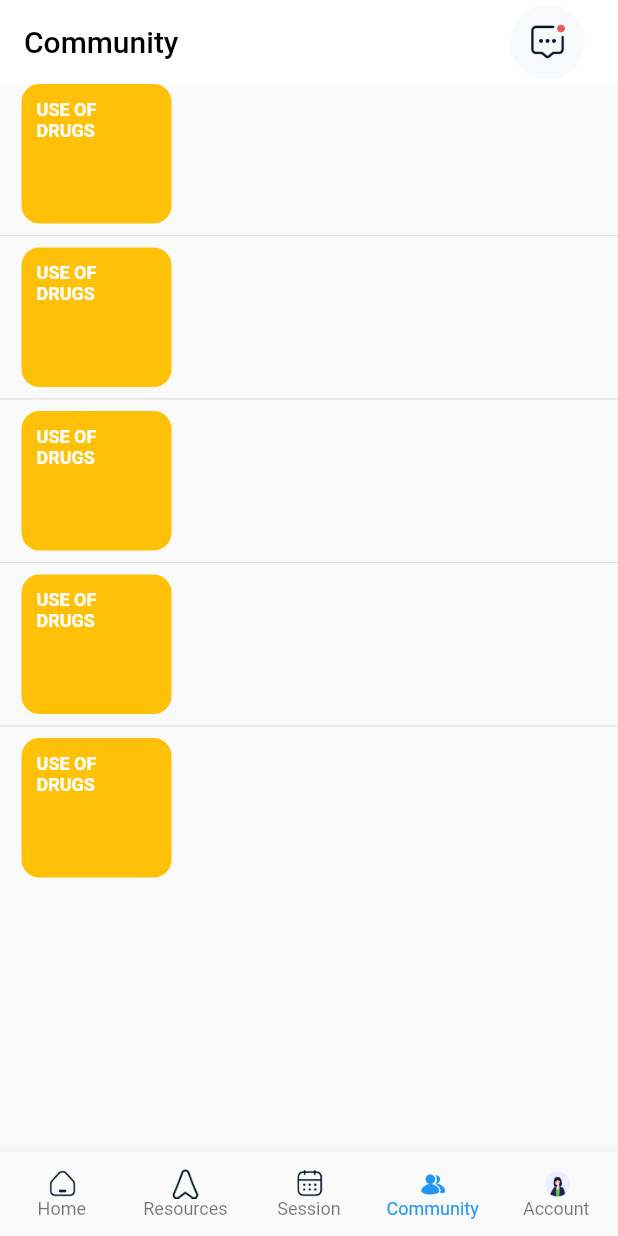
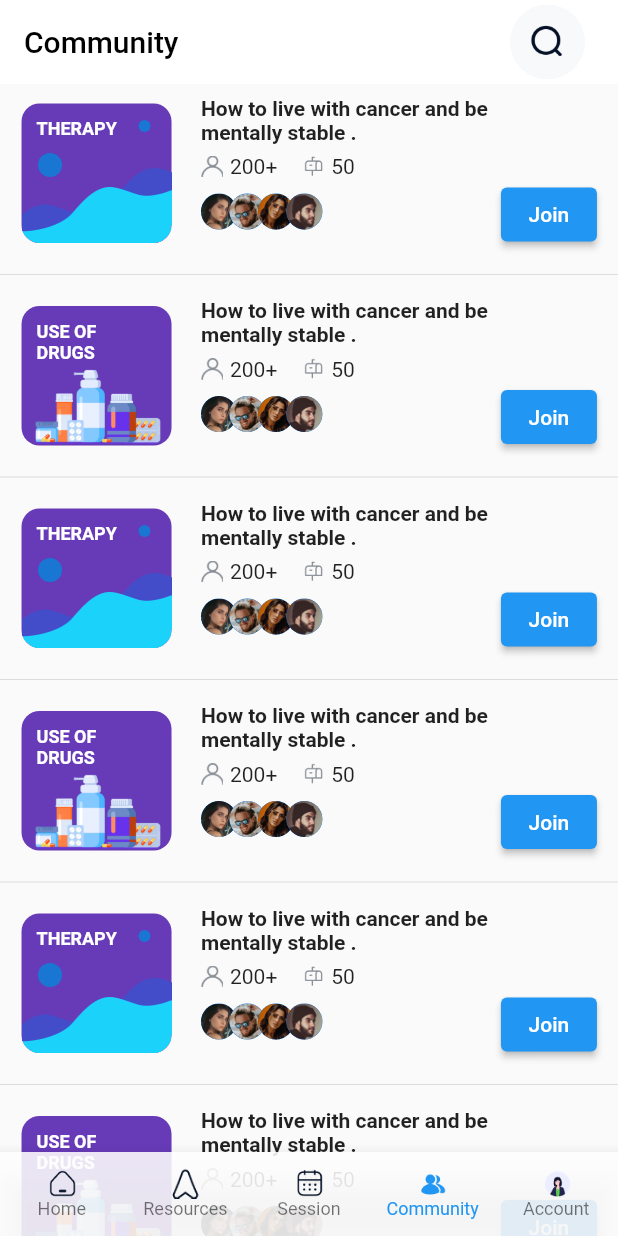
Before and after one commit to adolesamuel/faramove_therapy, a Flutter app: the screen it shows after launch, item 4 of the bottom bar chosen, on a phone screen of 412 x 824 dp. Run offline on Flutter 3.47's test engine with Material 2 defaults, Android fonts, the phone set to English and light mode, and no system bars; our stand-ins replace flutter_screenutil, gap.

Commit message:
nav bar transparency

```diff
--- a/lib/root_page.dart
+++ b/lib/root_page.dart
@@ -38,8 +38,11 @@ class _RootPageState extends State<RootPage> {
   @override
   Widget build(BuildContext context) {
     return Scaffold(
+      extendBody: true,
       body: pages[pageIndex],
       bottomNavigationBar: BottomNavigationBar(
+        //Make the Navbar transparent.
+        backgroundColor: const Color(0xDEFFFFFF),
         currentIndex: pageIndex,
         onTap: (value) {
           if (value < pages.length) {
--- a/lib/screens/community/community_page.dart
+++ b/lib/screens/community/community_page.dart
@@ -1,8 +1,6 @@
 import 'package:faramove_therapy/common/action_button.dart';
 import 'package:faramove_therapy/constants/asset_strings.dart';
 import 'package:flutter/material.dart';
-import 'package:flutter/src/widgets/framework.dart';
-import 'package:flutter/src/widgets/placeholder.dart';
 import 'package:flutter_screenutil/flutter_screenutil.dart';
 import 'package:gap/gap.dart';
 
@@ -22,16 +20,19 @@ class _CommunityPageState extends State<CommunityPage> {
         centerTitle: false,
         actions: [
           ActionButton(
-            assetUrl: AssetStrings.messages,
+            assetUrl: AssetStrings.searchIcon,
             onTap: () {},
           ),
           Gap(20.0.w),
         ],
       ),
       body: ListView.separated(
-        itemCount: 5,
+        itemCount: 40,
         itemBuilder: (context, index) {
-          return const CommunityListItem();
+          return CommunityListItem(
+            communityType:
+                index % 2 > 0 ? CommunityType.drugs : CommunityType.therapy,
+          );
         },
         separatorBuilder: (context, index) => const Divider(),
       ),
@@ -40,31 +41,53 @@ class _CommunityPageState extends State<CommunityPage> {
 }
 
 class CommunityListItem extends StatelessWidget {
-  const CommunityListItem({super.key});
+  final CommunityType communityType;
+  final Color bgColor;
+  const CommunityListItem({
+    super.key,
+    this.communityType = CommunityType.drugs,
+    this.bgColor = Colors.deepPurple,
+  });
 
   @override
   Widget build(BuildContext context) {
-    return Row(
+    return Padding(
+      padding: const EdgeInsets.symmetric(vertical: 8.0),
+      child: Row(
         mainAxisAlignment: MainAxisAlignment.center,
         crossAxisAlignment: CrossAxisAlignment.center,
         children: [
           Container(
             height: 93.0,
             width: 100.0,
+            clipBehavior: Clip.hardEdge,
             decoration: BoxDecoration(
-            color: Colors.amber,
+              color: bgColor,
               borderRadius: BorderRadius.circular(12.0),
             ),
-          child: Column(
+            child: Stack(
+              alignment: Alignment.bottomCenter,
               children: [
+                if (communityType == CommunityType.drugs)
+                  Positioned(
+                    bottom: -6,
+                    child: Center(
+                        child: Image.asset(
+                      AssetStrings.drugsBG,
+                      width: 100,
+                    )),
+                  ),
+                if (communityType == CommunityType.therapy) const TherapyBG(),
                 Align(
                   alignment: Alignment.topLeft,
                   child: Container(
-                  width: 49.0,
+                    width: 59.0,
                     margin: const EdgeInsets.all(10.0),
-                  child: const Text(
-                    'USE OF DRUGS',
-                    style: TextStyle(
+                    child: Text(
+                      communityType == CommunityType.drugs
+                          ? 'USE OF DRUGS'
+                          : 'THERAPY',
+                      style: const TextStyle(
                         color: Colors.white,
                         fontSize: 12.0,
                         fontWeight: FontWeight.w700,
@@ -76,10 +99,157 @@ class CommunityListItem extends StatelessWidget {
             ),
           ),
           Gap(17.85.w),
-        Container(
+          SizedBox(
             width: 240.0.w,
+            child: Column(
+              crossAxisAlignment: CrossAxisAlignment.start,
+              children: [
+                //Title Widget.
+                const SizedBox(
+                  width: 210.0,
+                  child: Text(
+                    'How to live with cancer and be mentally stable .',
+                    style: TextStyle(
+                      fontWeight: FontWeight.w600,
+                      fontSize: 14.0,
+                    ),
+                  ),
+                ),
+                const Gap(7.0),
+                //Attendees Count
+                Row(
+                  children: [
+                    const TextIcon(
+                      assetUrl: AssetStrings.profileIcon,
+                      count: '200+',
+                    ),
+                    Gap(15.0.w),
+                    const TextIcon(
+                      assetUrl: AssetStrings.letterBoxIcon,
+                      count: '50',
+                    ),
+                  ],
+                ),
+
+                Row(
+                  mainAxisAlignment: MainAxisAlignment.spaceBetween,
+                  children: [
+                    //Profile Images
+                    const OverlappedProfileImages(),
+
+                    //Join Button
+                    ElevatedButton(onPressed: () {}, child: const Text('Join')),
+                  ],
                 )
+              ],
+            ),
+          )
+        ],
+      ),
+    );
+  }
+}
+
+class OverlappedProfileImages extends StatelessWidget {
+  const OverlappedProfileImages({
+    super.key,
+  });
+
+  @override
+  Widget build(BuildContext context) {
+    final List<String> profileImages = [
+      AssetStrings.peopleOne,
+      AssetStrings.peopleTwo,
+      AssetStrings.peopleThree,
+      AssetStrings.peopleFour,
+    ];
+
+    return SizedBox(
+      width: 200.0,
+      height: 28.0,
+      child: Stack(
+        children: List.generate(
+          profileImages.length > 10 ? 10 : profileImages.length,
+          (index) => Positioned(
+            left: (19.0 * index),
+            child: CircleAvatar(
+              radius: 12.0,
+              backgroundImage: AssetImage(profileImages[index]),
+            ),
+          ),
+        ),
+      ),
+    );
+  }
+}
+
+class TextIcon extends StatelessWidget {
+  final String assetUrl;
+  final String count;
+  const TextIcon({
+    super.key,
+    required this.assetUrl,
+    required this.count,
+  });
+
+  @override
+  Widget build(BuildContext context) {
+    return Row(
+      crossAxisAlignment: CrossAxisAlignment.center,
+      children: [
+        ImageIcon(
+          AssetImage(assetUrl),
+          size: 15,
+          color: const Color(0xFF888D95),
+        ),
+        Gap(4.0.w),
+        Text(count),
       ],
     );
   }
 }
+
+class TherapyBG extends StatelessWidget {
+  const TherapyBG({
+    super.key,
+  });
+
+  @override
+  Widget build(BuildContext context) {
+    return SizedBox.expand(
+      child: Stack(
+        children: [
+          const Positioned(
+            right: 14,
+            top: 11,
+            child: CircleAvatar(
+              radius: 4.0,
+            ),
+          ),
+          const Positioned(
+            left: 11,
+            top: 33,
+            child: CircleAvatar(
+              radius: 8.0,
+            ),
+          ),
+          Align(
+            alignment: Alignment.bottomCenter,
+            child: SizedBox(
+              height: 50,
+              width: 100,
+              child: Image.asset(
+                AssetStrings.therapyBG,
+              ),
+            ),
+          ),
+        ],
+      ),
+    );
+  }
+}
+
+enum CommunityType {
+  drugs,
+  therapy,
+}
```
Lines whose indentation alone changed are shown as unchanged.
